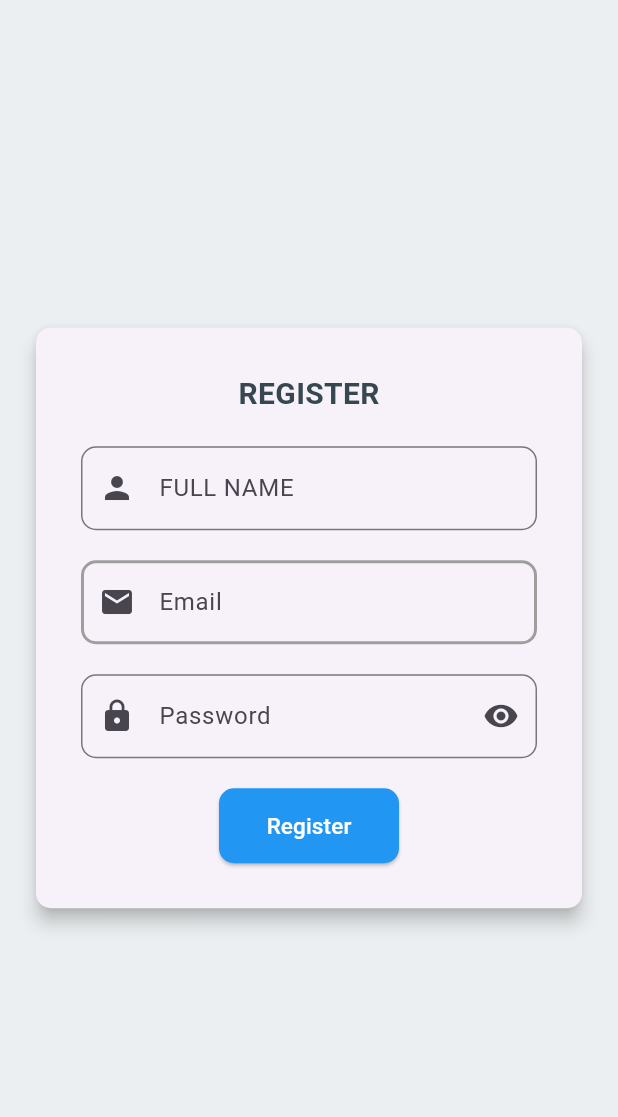
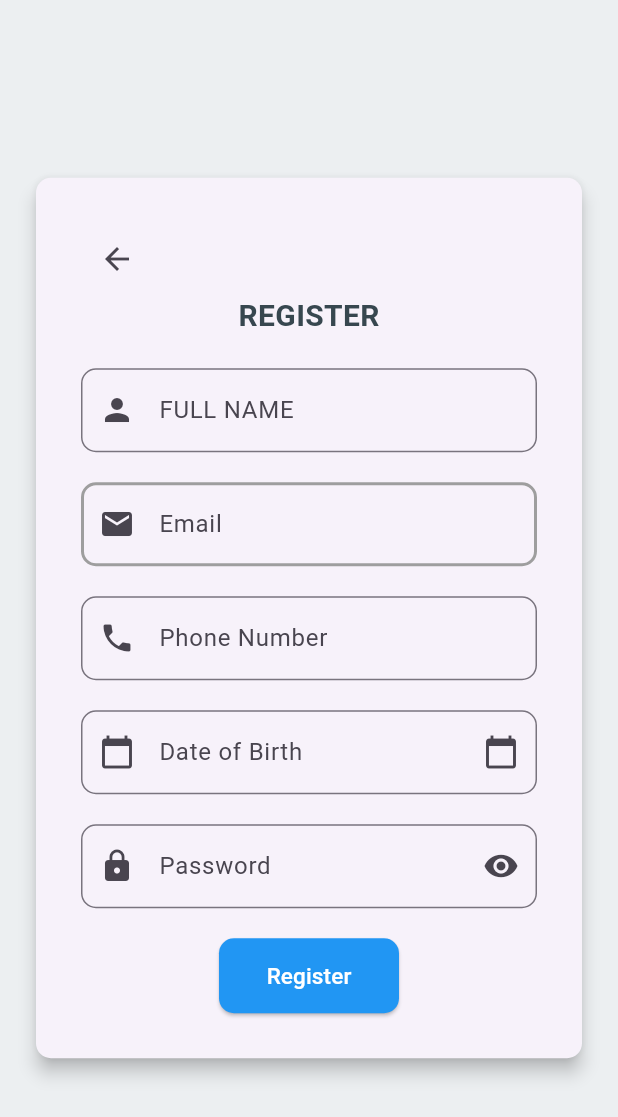
Before and after one commit to FanWb9/Flutter-Catalog, a Flutter app: the screen it shows after launch, after a tap on "Register", on a phone screen of 412 x 824 dp. Shown: the top 1117 px of the screen. Run offline on Flutter 3.47's test engine with Material 3 defaults, Android fonts, the phone set to English and light mode, and no system bars; our stand-ins replace flutter_dotenv, flutter_signin_button, google_sign_in, shared_preferences; network calls fail.

Commit message:
Register with PhoneNumber and DateOfBirth

```diff
--- a/lib/screens/Login_screen.dart
+++ b/lib/screens/Login_screen.dart
@@ -19,6 +19,7 @@ class _LoginScreenState extends State<LoginScreen> {
   final ApiServices apiServices = ApiServices();
   final GoogleSignIn _googleSignIn = GoogleSignIn(
     scopes: ['email'],
+    clientId: dotenv.env['GOOGLE_CLIENT_ID_IOS'],
     serverClientId: dotenv.env['GOOGLE_SERVER_CLIENT_ID'],
   );
   bool isLoading = false;
@@ -109,7 +110,7 @@ class _LoginScreenState extends State<LoginScreen> {
                 mainAxisSize: MainAxisSize.min,
                 children: [
                   Text(
-                    "Welcome Back!",
+                    "Welcome Back",
                     style: TextStyle(
                       fontSize: 22,
                       fontWeight: FontWeight.bold,
--- a/lib/screens/Register_screen.dart
+++ b/lib/screens/Register_screen.dart
@@ -1,6 +1,9 @@
 import 'package:flutter/material.dart';
 import '../Services/api_services.dart';
 import 'Login_screen.dart';
+import 'package:intl/intl.dart';
+import 'package:flutter/services.dart';
+
 
 class RegisterScreen extends StatefulWidget {
   @override
@@ -10,11 +13,30 @@ class RegisterScreen extends StatefulWidget {
 class _RegisterScreenState extends State<RegisterScreen> {
   final TextEditingController nameController = TextEditingController();
   final TextEditingController emailController = TextEditingController();
+  final TextEditingController phoneController = TextEditingController();
   final TextEditingController passwordContoller = TextEditingController();
+  final TextEditingController dateOfBirthController = TextEditingController();
+
   final ApiServices apiServices = ApiServices();
   String? emailEror;
   bool isLoading = false;
   bool _openPassword = true;
+
+  Future<void> _selectedDate(BuildContext context) async {
+    final DateTime? picked = await showDatePicker(
+      context: context,
+      initialDate: DateTime.now(),
+      firstDate: DateTime(1900),
+      lastDate: DateTime.now(),
+      helpText: 'pilih tanggal lahir',
+     // locale: const Locale("id","ID"),
+    );
+    if (picked != null){
+      setState(() {
+        dateOfBirthController.text = DateFormat('yyyy-MM-dd').format(picked);
+      });
+    }
+  }
 
   Future<void> _register() async {
     setState(() {
@@ -25,6 +47,8 @@ class _RegisterScreenState extends State<RegisterScreen> {
       nameController.text,
       emailController.text,
       passwordContoller.text,
+      phoneController.text,
+      dateOfBirthController.text,
     );
     if (result != null && result["status"] == "email_exist") {
       setState(() {
@@ -64,6 +88,17 @@ class _RegisterScreenState extends State<RegisterScreen> {
               child: Column(
                 mainAxisSize: MainAxisSize.min,
                 children: [
+                  Align(
+                    alignment: Alignment.centerLeft,
+                    child: IconButton(icon: Icon(Icons.arrow_back),
+                    onPressed: (){
+                      Navigator.pushReplacement(
+                        context,
+                        MaterialPageRoute(builder: (_) => LoginScreen()),
+                      );
+                    },
+                    ),
+                  ),
                   Text(
                     "REGISTER",
                     style: TextStyle(
@@ -108,6 +143,38 @@ class _RegisterScreenState extends State<RegisterScreen> {
                         ),
                       ),
                     ),
+                  ),
+                  SizedBox(height: 20),
+                  TextField(
+                    controller: phoneController,
+                    keyboardType: TextInputType.phone,
+                    inputFormatters: [
+                      FilteringTextInputFormatter.digitsOnly,
+                      LengthLimitingTextInputFormatter(15),
+                    ],
+                    decoration: InputDecoration(
+                      labelText: "Phone Number",
+                      prefixIcon: Icon(Icons.phone),
+                      border: OutlineInputBorder(
+                        borderRadius: BorderRadius.circular(10),
+                      ),
+                    ),
+                  ),
+                  SizedBox(height: 20),
+                  TextField(
+                    controller: dateOfBirthController,
+                    decoration: InputDecoration(
+                      labelText: "Date of Birth",
+                      prefixIcon: Icon(Icons.calendar_today),
+                      border: OutlineInputBorder(
+                        borderRadius: BorderRadius.circular(10),
+                      ),
+                      suffixIcon: IconButton(
+                        icon: Icon(Icons.calendar_today),
+                        onPressed: () => _selectedDate(context),
+                      ),
+                    ),
+                    readOnly: true,
                   ),
                   SizedBox(height: 20),
                   TextField(
--- a/lib/screens/dashboard_screen.dart
+++ b/lib/screens/dashboard_screen.dart
@@ -42,6 +42,7 @@ class _DashboardScreenState extends State<DashboardScreen> {
         backgroundColor: Colors.transparent,
         elevation: 0,
         title: Text("Dashboard"),
+        automaticallyImplyLeading: false,
         centerTitle: true,
       ),
     ),
--- a/pubspec.yaml
+++ b/pubspec.yaml
@@ -35,7 +35,7 @@ dependencies:
   # Use with the CupertinoIcons class for iOS style icons.
   cupertino_icons: ^1.0.8
   http: ^1.3.0
-
+  intl: ^0.18.1
   google_sign_in: ^6.3.0
   provider: ^6.1.2
   flutter_dotenv: ^5.2.1
```
Also changed, not shown: lib/Services/api_services.dart (+6 -4 lines), pubspec.lock, 10 other files.
